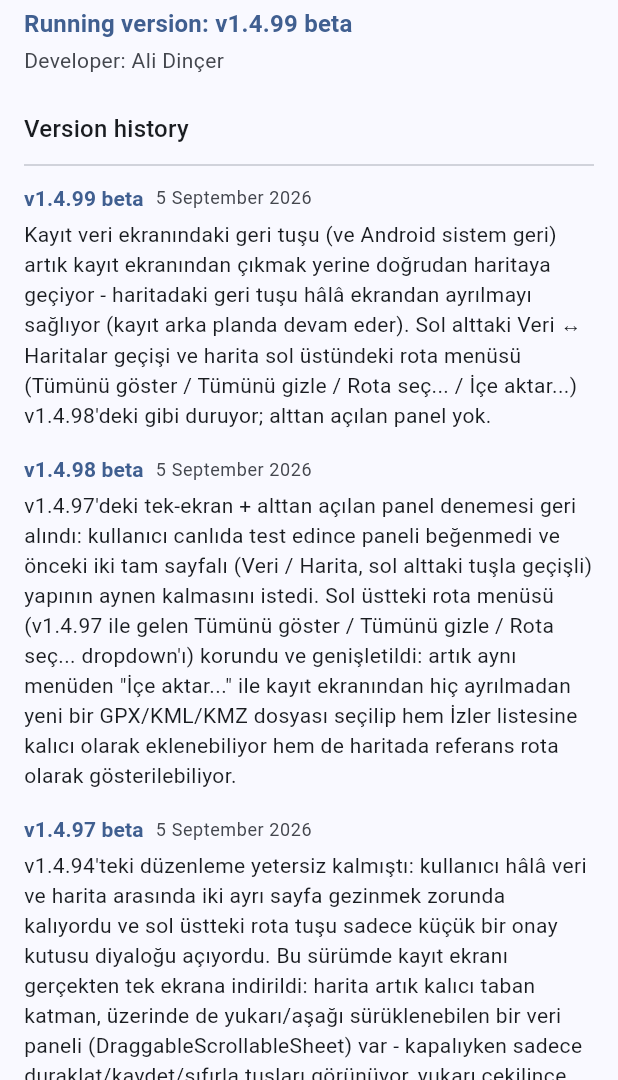
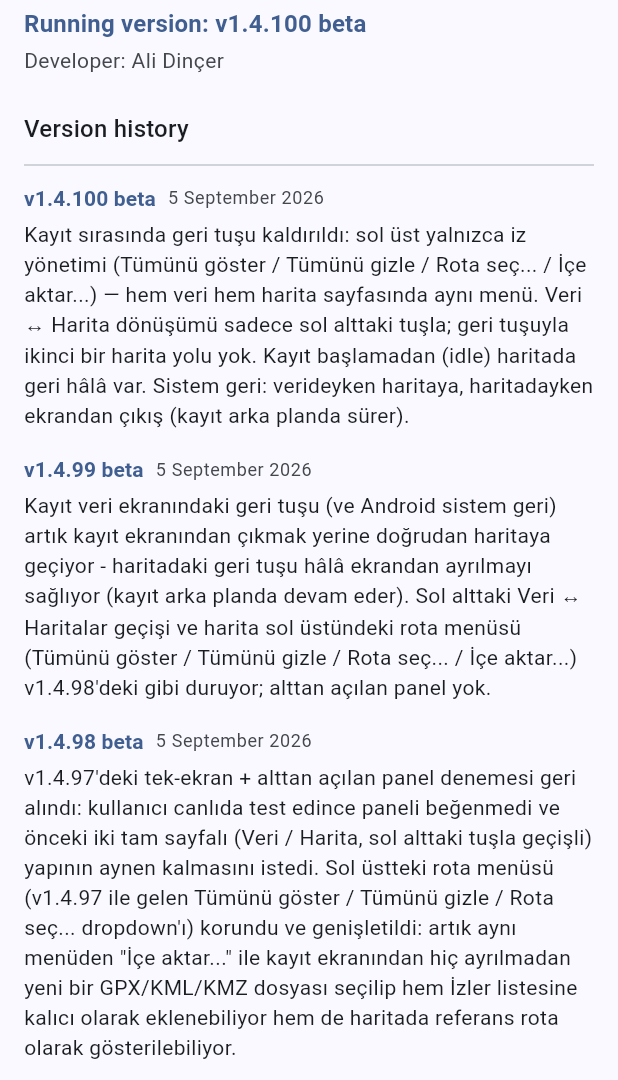
Before and after one commit to alid67-git/RideAtlas, a Flutter app: the AboutScreen screen opened directly, on a phone screen of 412 x 824 dp, the part 156-1236 px from its top. Run offline on Flutter 3.47's test engine with Material 3 defaults, Android fonts, the phone set to English and light mode, and no system bars; our stand-ins replace battery_plus, file_picker, fl_chart, flutter_map, geolocator, hive and 7 more; missing offline and left inert: dart:js_interop, exif, gpx, photo_manager; accounts and stored records are empty; generated files the repository leaves out were written again; network calls fail.

Commit message:
v1.4.100: recording back removed; top-left is tracks only
While recording, drop the toolbar back button so top-left is only the
track menu (show/hide/select/import) on both Data and Map. Data ↔ Map
toggles solely via the bottom-left button — no second path to the map.
Idle still keeps back to leave before start; system back on map exits.

Co-authored-by: alid67-git <alid67-git@users.noreply.github.com>

```diff
--- a/lib/build_info.dart
+++ b/lib/build_info.dart
@@ -1,11 +1,10 @@
 /// Bumped by hand on every push so the running build can be eyeballed on
 /// screen (Chrome tabs / dev servers can otherwise silently serve stale JS).
-const String kAppBuildLabel = 'v1.4.99 beta';
+const String kAppBuildLabel = 'v1.4.100 beta';
 
 /// Shown once, in a dialog, the first time this build label is seen.
 const String kAppBuildNote =
-    'Kayıt sırasında veri ekranındaki geri tuşu artık uygulamadan '
-    'çıkmıyor: doğrudan haritaya geçiyor (sistem geri tuşu da aynı). '
-    'Haritada sol üstteki rota menüsü duruyor (Tümünü göster / Tümünü '
-    'gizle / Rota seç... / İçe aktar...), sol alttaki tuşla da Veri ↔ '
-    'Haritalar arasında geçiş yapılıyor.';
+    'Kayıt sırasında geri tuşu kalktı: sol üst artık sadece iz yönetimi '
+    '(Tümünü göster / Tümünü gizle / Rota seç... / İçe aktar...). Veri ↔ '
+    'Harita geçişi yalnızca sol alttaki tuşla yapılıyor — iki ayrı harita '
+    'yolu yok. Kayıt başlamadan önce haritada geri tuşu hâlâ duruyor.';
--- a/lib/changelog.dart
+++ b/lib/changelog.dart
@@ -20,6 +20,18 @@ class ChangelogEntry {
 
 const kChangelog = <ChangelogEntry>[
   ChangelogEntry(
+    version: 'v1.4.100 beta',
+    date: '2026-09-05',
+    note:
+        'Kayıt sırasında geri tuşu kaldırıldı: sol üst yalnızca iz '
+        'yönetimi (Tümünü göster / Tümünü gizle / Rota seç... / İçe '
+        'aktar...) — hem veri hem harita sayfasında aynı menü. Veri ↔ '
+        'Harita dönüşümü sadece sol alttaki tuşla; geri tuşuyla ikinci '
+        'bir harita yolu yok. Kayıt başlamadan (idle) haritada geri '
+        'hâlâ var. Sistem geri: verideyken haritaya, haritadayken '
+        'ekrandan çıkış (kayıt arka planda sürer).',
+  ),
+  ChangelogEntry(
     version: 'v1.4.99 beta',
     date: '2026-09-05',
     note:
```
Also changed, not shown: lib/screens/record_screen.dart (+55 -58 lines).
